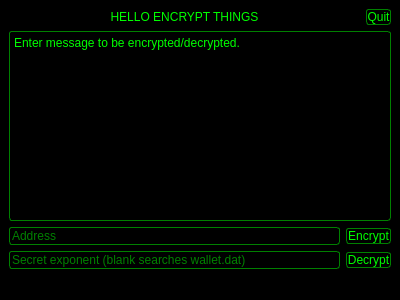
This is hec/hec.ui in eudemonia-research/hec as Qt 5 draws it before an edit. The edited form follows.
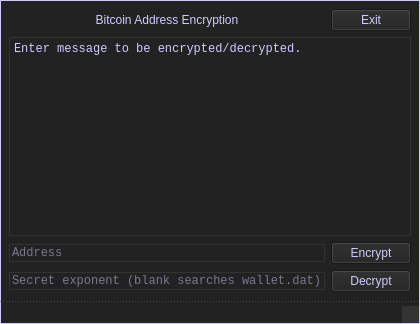
This is the edited form.

What changed in the file:
```diff
--- a/hec/hec.ui
+++ b/hec/hec.ui
@@ -6,29 +6,41 @@
    <rect>
     <x>0</x>
     <y>0</y>
-    <width>400</width>
-    <height>300</height>
+    <width>420</width>
+    <height>324</height>
    </rect>
   </property>
   <property name="windowTitle">
    <string>HEC</string>
   </property>
   <property name="styleSheet">
-   <string notr="true">QPushButton::pressed {
-    background-color: #0f0;
-    color: black;
+   <string notr="true">#centralwidget, #statusBar {
+    border: 1px solid #ccf;
+}
+#centralwidget {
+    border-bottom: none;
+}
+#statusBar {
+    border-top: 1px dotted #669;
 }
 QWidget {
-    background-color: black;
-    color: #0f0;
+    background-color: #222;
+    color: #ccf;
 }
-QPlainTextEdit, QLineEdit, QPushButton {
-    border: 1px solid green;
-    padding: 0.2em;
-    border-radius: 3px;
+QPlainTextEdit, QLineEdit {
+    font-family: monospace;
+    border: 1px solid #333;
+    padding: 0.4em;
+    border-radius: 0;
 }
-QStatusBar {
-    color: #999;
+QPushButton {
+    background-color: #222;
+    padding: 0.4em;
+}
+QSizeGrip {
+    border-right: 1px solid #ccf;
+    border-bottom: 1px solid #ccf;
+    background-color: #333;
 }</string>
   </property>
   <widget class="QWidget" name="centralwidget">
@@ -44,7 +56,7 @@
          </sizepolicy>
         </property>
         <property name="text">
-         <string>HELLO ENCRYPT THINGS</string>
+         <string>Bitcoin Address Encryption</string>
         </property>
         <property name="alignment">
          <set>Qt::AlignCenter</set>
@@ -54,7 +66,7 @@
       <item>
        <widget class="QPushButton" name="quit">
         <property name="text">
-         <string>Quit</string>
+         <string>Exit</string>
         </property>
        </widget>
       </item>
@@ -101,7 +113,11 @@
     </item>
    </layout>
   </widget>
-  <widget class="QStatusBar" name="statusBar"/>
+  <widget class="QStatusBar" name="statusBar">
+   <property name="sizeGripEnabled">
+    <bool>true</bool>
+   </property>
+  </widget>
  </widget>
  <resources/>
  <connections/>
```
